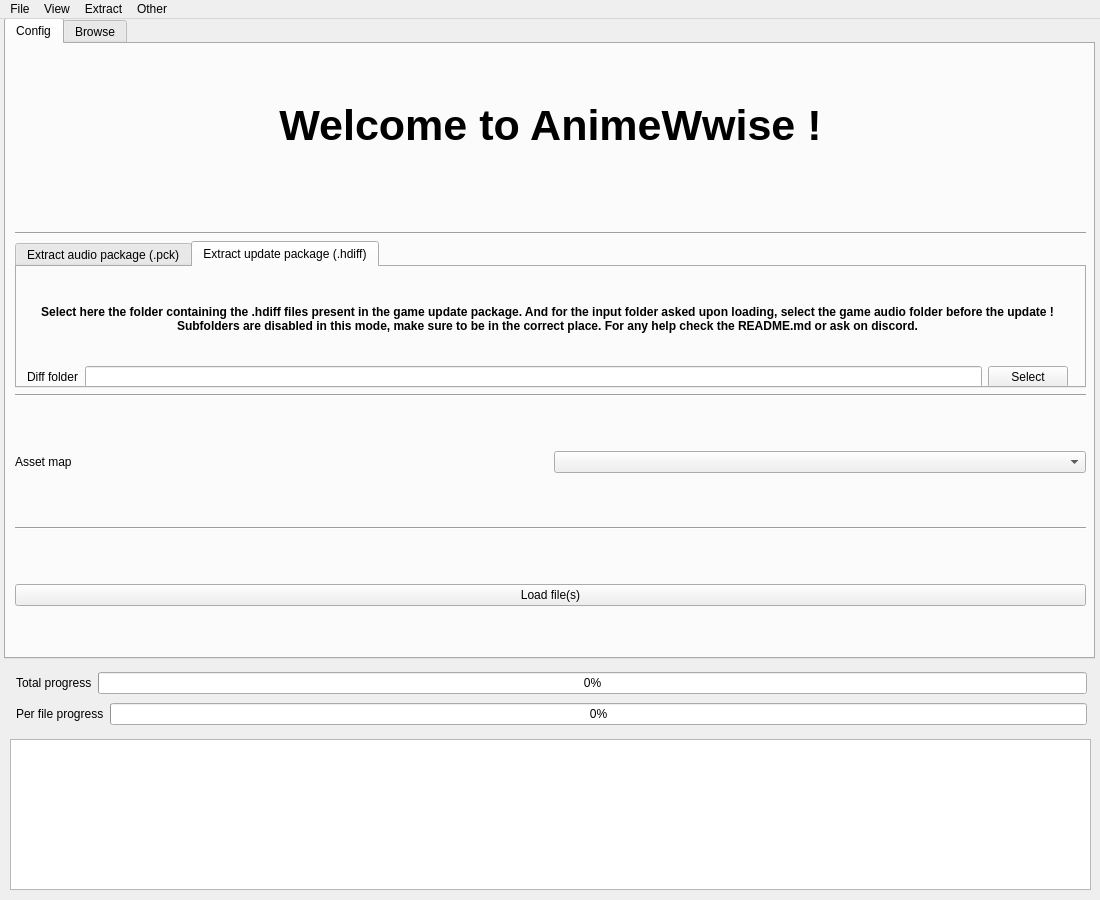
Before: the Qt Designer form gui.ui in Escartem/AnimeWwise, drawn with Qt 5.
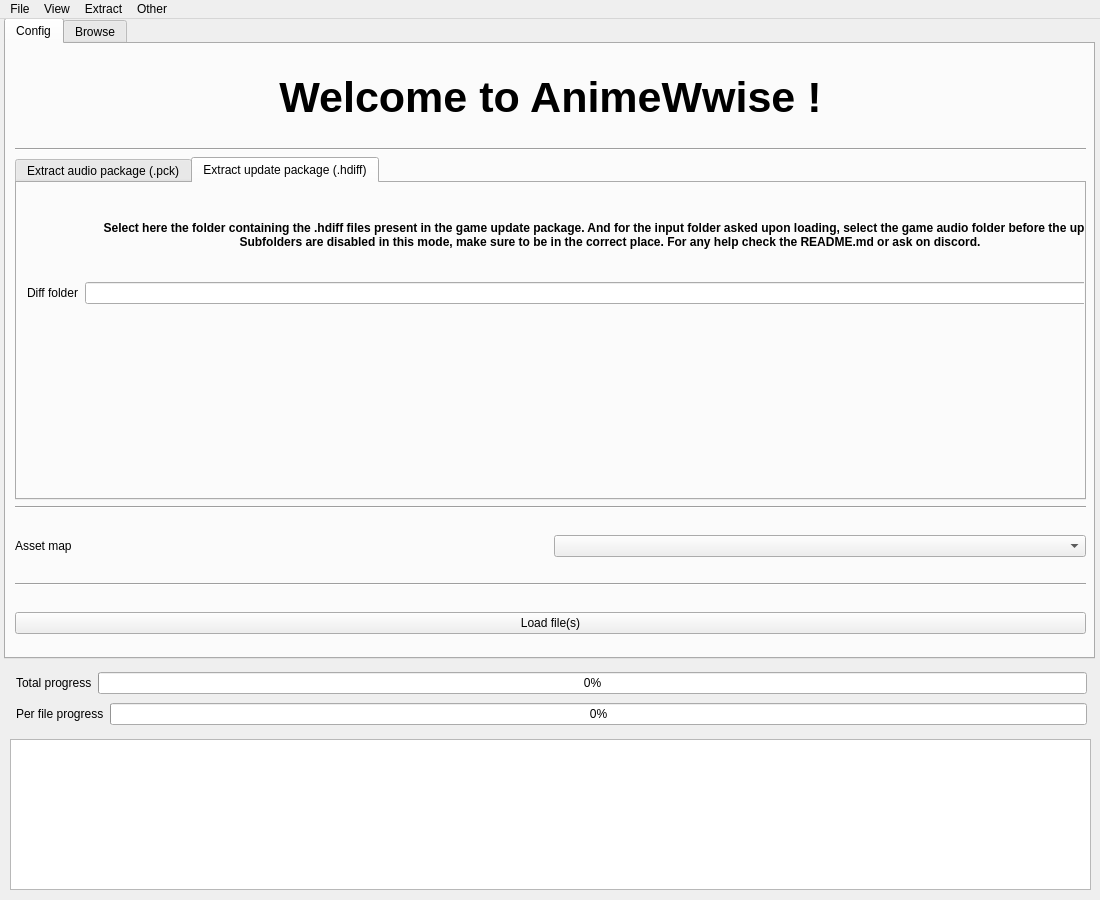
After: the same form once the commit is applied. The open tabs and pages were chosen to show the change.

Commit message: weird ui shenanigans

```diff
--- a/gui.ui
+++ b/gui.ui
@@ -79,9 +79,7 @@
        <item>
         <widget class="QLabel" name="paddingB">
          <property name="text">
-          <string>
-
-</string>
+          <string/>
          </property>
         </widget>
        </item>
@@ -114,11 +112,7 @@
          <item>
           <widget class="QLabel" name="paddingA">
            <property name="text">
-            <string>
-
-
-
-</string>
+            <string/>
            </property>
           </widget>
          </item>
@@ -192,7 +186,7 @@
             <rect>
              <x>10</x>
              <y>10</y>
-             <width>1041</width>
+             <width>1166</width>
              <height>111</height>
             </rect>
            </property>
@@ -256,9 +250,7 @@
        <item>
         <widget class="QLabel" name="paddingC">
          <property name="text">
-          <string>
-
-</string>
+          <string/>
          </property>
         </widget>
        </item>
@@ -279,9 +271,7 @@
        <item>
         <widget class="QLabel" name="paddingD">
          <property name="text">
-          <string>
-
-</string>
+          <string/>
          </property>
         </widget>
        </item>
@@ -297,9 +287,7 @@
          <item>
           <widget class="QLabel" name="paddingE">
            <property name="text">
-            <string>
-
-</string>
+            <string/>
            </property>
           </widget>
          </item>
@@ -313,9 +301,7 @@
          <item>
           <widget class="QLabel" name="paddingF">
            <property name="text">
-            <string>
-
-</string>
+            <string/>
            </property>
           </widget>
          </item>
```
Left out of the diff: 2 changed lines with no effect on the pictures.
